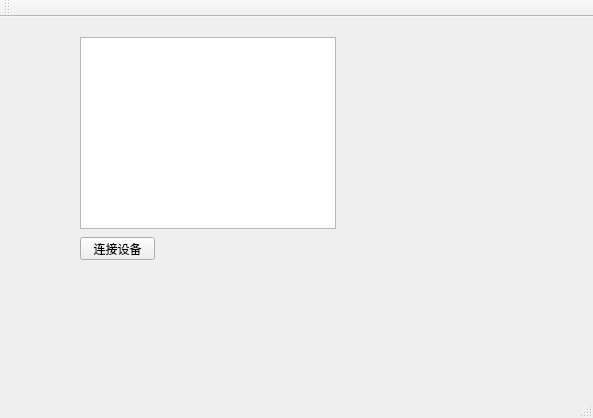
Above: QT/TekAutoTest/mainwindow.ui from ZHJEE/TekAutoMeasure before the change. Below: the same form after it.
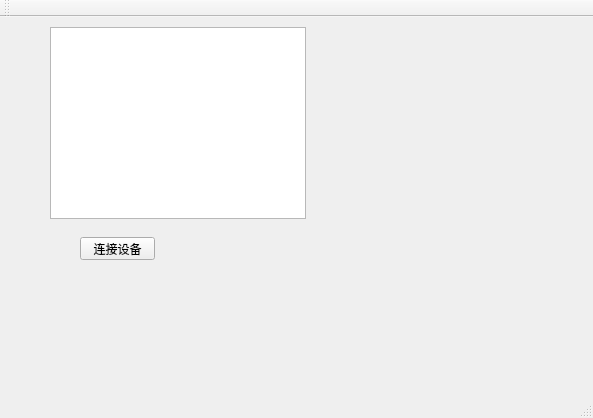
That is the form after the change.

The edit to the form file:
```diff
--- a/QT/TekAutoTest/mainwindow.ui
+++ b/QT/TekAutoTest/mainwindow.ui
@@ -27,11 +27,11 @@
      <string>连接设备</string>
     </property>
    </widget>
-   <widget class="QTextBrowser" name="textBrowser">
+   <widget class="QListWidget" name="listWidget">
     <property name="geometry">
      <rect>
-      <x>80</x>
-      <y>20</y>
+      <x>50</x>
+      <y>10</y>
       <width>256</width>
       <height>192</height>
      </rect>
```
